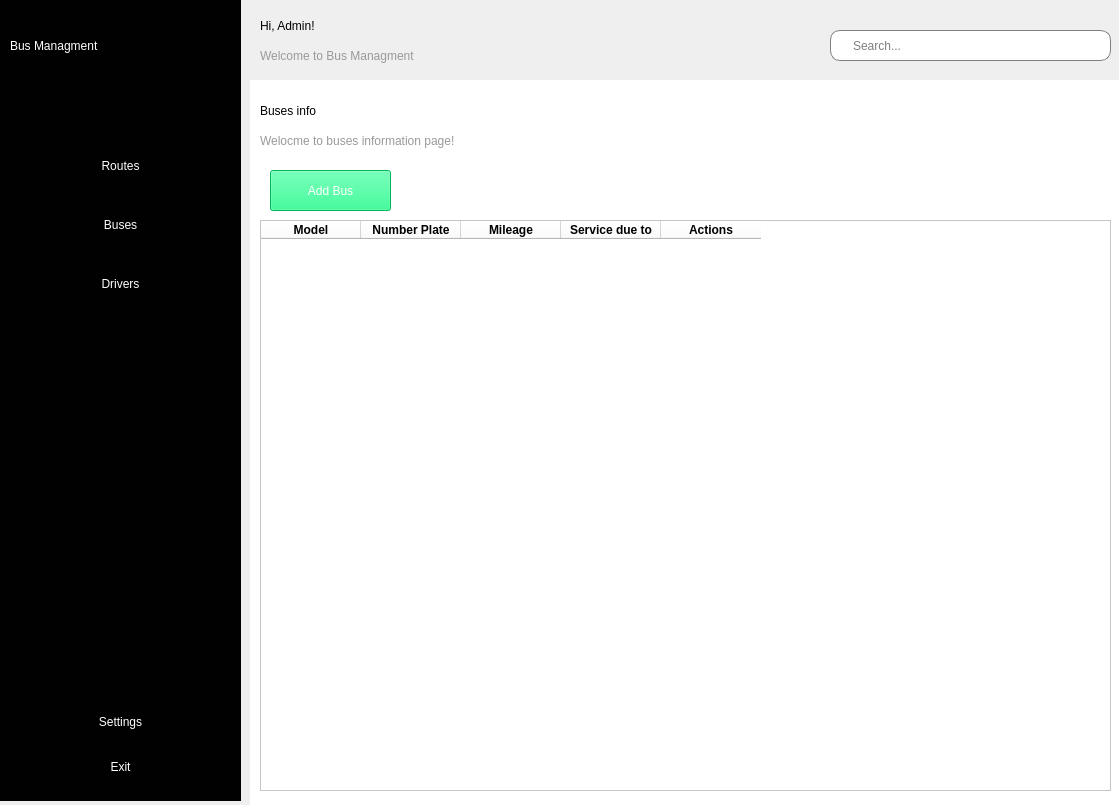
Above: index.ui from mykyta07/bus_management before the change. Below: the same form after it.
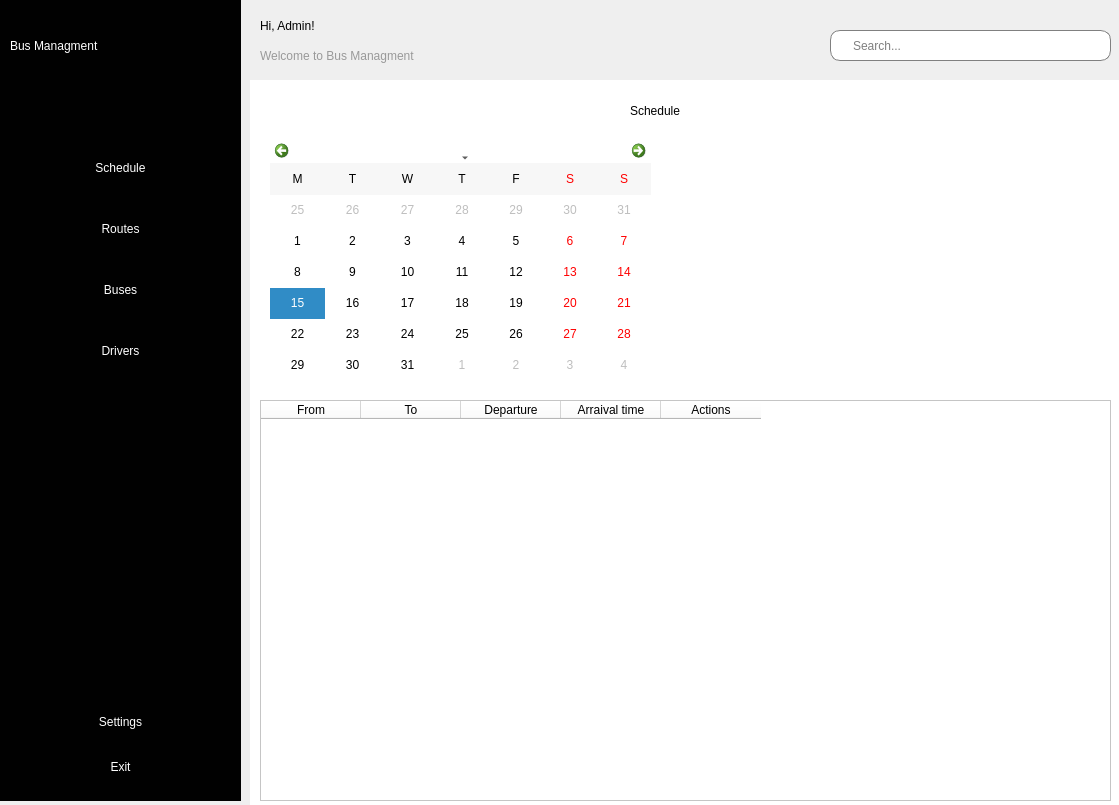
That is the form after the change. Icons and pictures are not drawn.

Commit message: added Schedule page on UI

```diff
--- a/index.ui
+++ b/index.ui
@@ -50,10 +50,51 @@
        <x>0</x>
        <y>120</y>
        <width>241</width>
-       <height>211</height>
+       <height>281</height>
       </rect>
      </property>
      <layout class="QVBoxLayout" name="verticalLayout">
+      <item>
+       <widget class="QPushButton" name="schedule_button">
+        <property name="enabled">
+         <bool>true</bool>
+        </property>
+        <property name="styleSheet">
+         <string notr="true">QPushButton:checked{
+	background-color:white;
+	color:black;
+}
+QPushButton{
+color: rgb(255, 255, 255);
+font: 14pt &quot;MS Shell Dlg 2&quot;;
+border: none;
+border-radius: 10px;
+margin-left: 10px;
+margin-right:10px;
+}
+</string>
+        </property>
+        <property name="text">
+         <string>Schedule</string>
+        </property>
+        <property name="icon">
+         <iconset resource="resources.qrc">
+          <normaloff>:/icons/calendar-10-32.png</normaloff>:/icons/calendar-10-32.png</iconset>
+        </property>
+        <property name="iconSize">
+         <size>
+          <width>30</width>
+          <height>30</height>
+         </size>
+        </property>
+        <property name="checkable">
+         <bool>true</bool>
+        </property>
+        <property name="autoExclusive">
+         <bool>true</bool>
+        </property>
+       </widget>
+      </item>
       <item>
        <widget class="QPushButton" name="routes_button">
         <property name="styleSheet">
@@ -285,11 +326,14 @@
      <property name="geometry">
       <rect>
        <x>10</x>
-       <y>0</y>
+       <y>10</y>
        <width>851</width>
        <height>711</height>
       </rect>
      </property>
+     <property name="currentIndex">
+      <number>2</number>
+     </property>
      <widget class="QWidget" name="buses_page">
       <widget class="QLabel" name="label_4">
        <property name="geometry">
@@ -688,6 +732,84 @@
        <widget class="QDateTimeEdit" name="dateTimeEdit"/>
       </widget>
      </widget>
+     <widget class="QWidget" name="schedule_page">
+      <widget class="QTableWidget" name="scheduleTable">
+       <property name="geometry">
+        <rect>
+         <x>0</x>
+         <y>310</y>
+         <width>851</width>
+         <height>401</height>
+        </rect>
+       </property>
+       <column>
+        <property name="text">
+         <string>From</string>
+        </property>
+       </column>
+       <column>
+        <property name="text">
+         <string>To</string>
+        </property>
+       </column>
+       <column>
+        <property name="text">
+         <string>Departure</string>
+        </property>
+       </column>
+       <column>
+        <property name="text">
+         <string>Arraival time</string>
+        </property>
+       </column>
+       <column>
+        <property name="text">
+         <string>Actions</string>
+        </property>
+       </column>
+      </widget>
+      <widget class="QLabel" name="label_15">
+       <property name="geometry">
+        <rect>
+         <x>370</x>
+         <y>0</y>
+         <width>121</width>
+         <height>41</height>
+        </rect>
+       </property>
+       <property name="styleSheet">
+        <string notr="true">font: 75 16pt &quot;MS Shell Dlg 2&quot;;</string>
+       </property>
+       <property name="text">
+        <string>Schedule</string>
+       </property>
+      </widget>
+      <widget class="QCalendarWidget" name="calendarWidget">
+       <property name="geometry">
+        <rect>
+         <x>10</x>
+         <y>50</y>
+         <width>381</width>
+         <height>241</height>
+        </rect>
+       </property>
+       <property name="gridVisible">
+        <bool>false</bool>
+       </property>
+       <property name="horizontalHeaderFormat">
+        <enum>QCalendarWidget::SingleLetterDayNames</enum>
+       </property>
+       <property name="verticalHeaderFormat">
+        <enum>QCalendarWidget::NoVerticalHeader</enum>
+       </property>
+       <property name="navigationBarVisible">
+        <bool>true</bool>
+       </property>
+       <property name="dateEditEnabled">
+        <bool>true</bool>
+       </property>
+      </widget>
+     </widget>
      <widget class="QWidget" name="drivers_page">
       <widget class="QLabel" name="label_6">
        <property name="geometry">
```
The commit also changes 1 other file.
